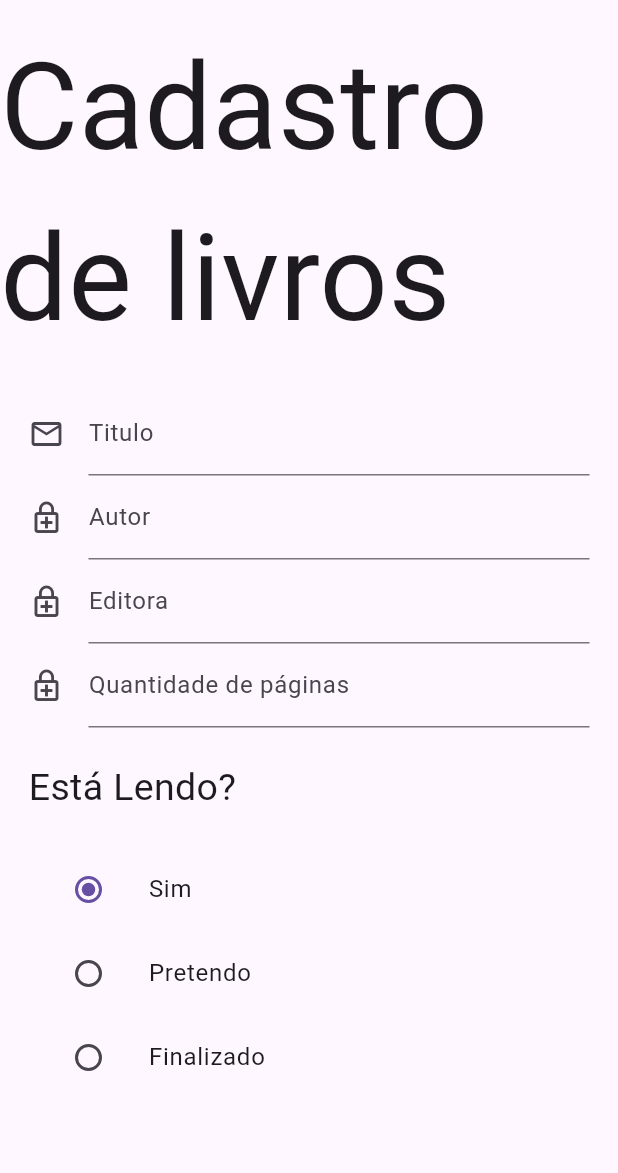
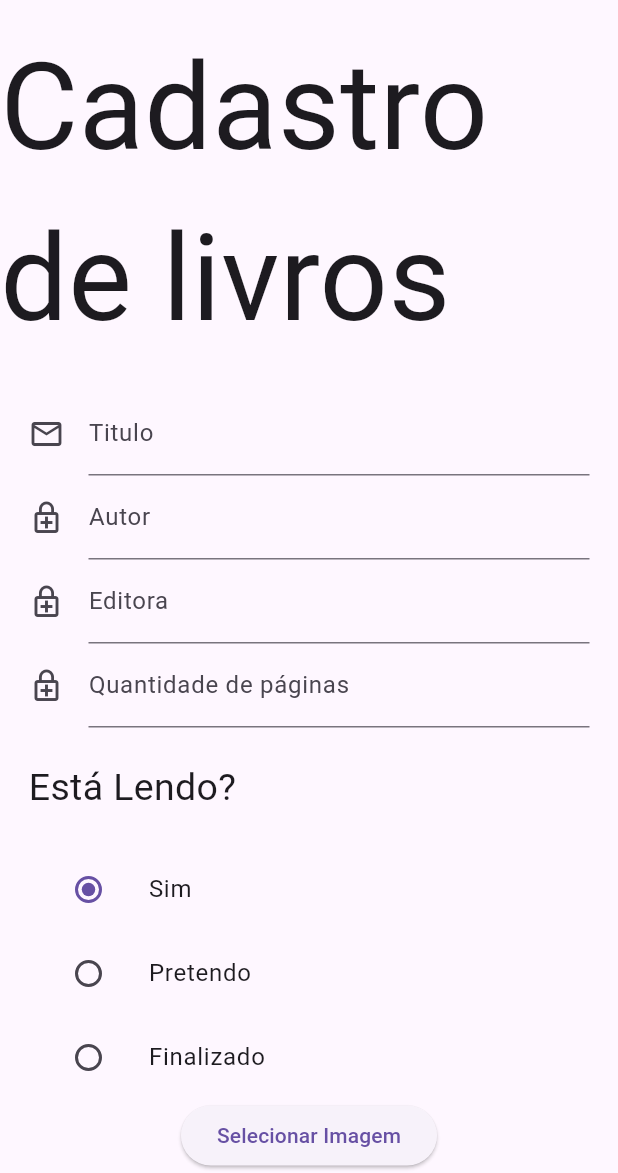
Before and after one commit to JPLoso/Trabalho-de-DSDM---3F-2024, a Flutter app: the homePage screen opened directly, after a tap on the "add" icon, on a phone screen of 412 x 824 dp, the part 63-1236 px from its top. Run offline on Flutter 3.47's test engine with Material 3 defaults, Android fonts, the phone set to English and light mode, and no system bars; our stand-ins replace image_picker, sqflite, sqflite_common_ffi; accounts and stored records are empty; Roboto replaces fonts that are missing (Raleway).

Commit message:
add no bd

```diff
--- a/flutter_application_1/lib/Model/usuarios.dart
+++ b/flutter_application_1/lib/Model/usuarios.dart
@@ -1,3 +1,5 @@
+import 'dart:typed_data';
+
 class usuario {
   int? id;
   final String email;
@@ -22,7 +24,7 @@ class livro {
   final String editora;
   final String paginas;
   final String opc;
-  final String imagem;
+  final Uint8List? imagem;
 
   livro(
       {this.id,
--- a/flutter_application_1/lib/database/dao/usuariosdao.dart
+++ b/flutter_application_1/lib/database/dao/usuariosdao.dart
@@ -1,3 +1,5 @@
+import 'dart:typed_data';
+
 import 'package:flutter_application_1/Model/usuarios.dart';
 import 'package:sqflite/sqflite.dart';
 import '../db.dart';
@@ -29,3 +31,23 @@ Future<bool> verificaUsuarioESenha(String email, String senha) async {
     return false;
   }
 }
+
+class DatabaseHelper {
+  // Método para inserir uma imagem no banco de dados
+  static Future<void> insertImage(Uint8List imageBytes) async {
+    // Obtém a instância do banco de dados
+    final db = await getDatabase();
+
+    // Insere os dados da imagem na tabela 'images'
+    await db.insert('images', {'image': imageBytes});
+  }
+
+  static Future<Uint8List?> getImage() async {
+    final db = await getDatabase();
+    final List<Map<String, dynamic>> maps = await db.query('livros');
+    if (maps.isNotEmpty) {
+      return maps.first['imagem'] as Uint8List?;
+    }
+    return null;
+  }
+}
--- a/flutter_application_1/lib/database/db.dart
+++ b/flutter_application_1/lib/database/db.dart
@@ -2,7 +2,7 @@ import 'package:path/path.dart';
 import 'package:sqflite/sqflite.dart';
 
 Future<Database> getDatabase() async {
-  String caminhoBanco = join(await getDatabasesPath(), 'usuarios3.db');
+  String caminhoBanco = join(await getDatabasesPath(), 'usuarios5.db');
 
   return openDatabase(
     caminhoBanco,
@@ -11,7 +11,7 @@ Future<Database> getDatabase() async {
       db.execute(
           'create table usuarios(id integer primary key AUTOINCREMENT, email text, Senha text)');
       db.execute(
-          'create table livros(id integer primary key AUTOINCREMENT, titulo text, autor text, editora text, paginas text, opc text, imagem text)');
+          'create table livros(id integer primary key AUTOINCREMENT, titulo text, autor text, editora text, paginas text, opc text, imagem BLOB )');
     },
   );
 }
--- a/flutter_application_1/lib/main.dart
+++ b/flutter_application_1/lib/main.dart
@@ -1,11 +1,13 @@
 import 'dart:io';
-
 import 'package:flutter/cupertino.dart';
 import 'package:flutter/material.dart';
 import 'package:flutter_application_1/Model/usuarios.dart';
 import 'package:flutter_application_1/database/dao/usuariosdao.dart';
 import 'package:flutter_application_1/database/db.dart';
+import 'package:image_picker/image_picker.dart';
 import 'package:sqflite_common_ffi/sqflite_ffi.dart';
+import 'package:path/path.dart';
+import 'dart:typed_data';
 
 void main() async {
   if (Platform.isWindows || Platform.isLinux) {
@@ -105,7 +107,7 @@ class _loginState extends State<login> {
   }
 }
 
-class Usuario extends StatelessWidget {
+class Usuario extends StatefulWidget {
   late String email;
   late String senha;
 
@@ -116,11 +118,16 @@ class Usuario extends StatelessWidget {
   }) : super(key: key);
 
   @override
+  State<Usuario> createState() => _UsuarioState();
+}
+
+class _UsuarioState extends State<Usuario> {
+  @override
   Widget build(BuildContext context) {
     return GridTile(
         child: ListTile(
-      title: Text(this.email),
-      subtitle: Text(this.senha),
+      title: Text(this.widget.email),
+      subtitle: Text(this.widget.senha),
     ));
   }
 }
@@ -218,17 +225,83 @@ class homePage extends StatefulWidget {
 }
 
 class _homePageState extends State<homePage> {
+  Uint8List? imagem;
   @override
+  void initState() {
+    super.initState();
+    _loadImage();
+  }
+
+  Future<void> _loadImage() async {
+    Uint8List? imageBytes = await DatabaseHelper.getImage();
+    setState(() {
+      imagem = imageBytes;
+    });
+  }
+
   Widget build(BuildContext context) {
     return Scaffold(
         appBar: AppBar(),
-        body: ElevatedButton(
-          onPressed: () {
-            Navigator.push(context,
-                MaterialPageRoute(builder: (context) => cadastroLivro()));
-          },
-          child: const Icon(Icons.add),
-        ));
+        body: ListView(children: [
+          Column(
+            children: [
+              Row(children: [
+                Title(
+                    color: Colors.black, child: Text("Minhas histórias/Lendo")),
+                Container(
+                  child: ElevatedButton(
+                    onPressed: () {
+                      // Ação ao pressionar o botão
+                      ScaffoldMessenger.of(context).showSnackBar(
+                        SnackBar(content: Text('Botão pressionado!')),
+                      );
+                    },
+                    style: ElevatedButton.styleFrom(
+                      shape: RoundedRectangleBorder(
+                        borderRadius: BorderRadius.circular(12),
+                      ),
+                      padding: EdgeInsets.all(16),
+                    ),
+                    child: imagem != null
+                        ? Image.memory(
+                            imagem!,
+                            height: 50,
+                            width: 50,
+                          )
+                        : Icon(Icons.image,
+                            size:
+                                50), // Exibe um ícone padrão se a imagem não estiver disponível
+                  ),
+                )
+              ]),
+              Row(
+                children: [
+                  Title(color: Colors.black, child: Text("Pretendo ler")),
+                  Container(
+                    height: 300,
+                  ),
+                ],
+              ),
+              Row(
+                children: [
+                  Title(
+                      color: Colors.black,
+                      child: Text("Histórias finalizadas")),
+                  Container(
+                    height: 300,
+                  ),
+                ],
+              ),
+            ],
+          ),
+          ElevatedButton(
+            onPressed: () {
+              Navigator.push(context,
+                  MaterialPageRoute(builder: (context) => cadastroLivro()));
+            },
+            child: const Icon(Icons.add),
+          ),
+        ]));
   }
 }
 
@@ -247,103 +320,9 @@ class _cadastroLivroState extends State<cadastroLivro> {
 
   String currentOption = options[0];
   List<XFile>? _mediaFileList;
-
-  void _setImageFileListFromFile(XFile? value) {
-    _mediaFileList = value == null ? null : <XFile>[value];
-  }
-
-  dynamic _pickImageError;
-  bool isVideo = false;
-
-  String? _retrieveDataError;
+  late Uint8List? imagem;
 
   final ImagePicker _picker = ImagePicker();
-  final TextEditingController maxWidthController = TextEditingController();
-
-  Future<void> _onImageButtonPressed(
-    ImageSource source, {
-    required BuildContext context,
-    bool isMultiImage = false,
-    bool isMedia = false,
-  }) async {
-    if (_controller != null) {
-      await _controller!.setVolume(0.0);
-    }
-    if (context.mounted) {
-      if (isVideo) {
-        final XFile? file = await _picker.pickVideo(
-            source: source, maxDuration: const Duration(seconds: 10));
-        await _playVideo(file);
-      } else if (isMultiImage) {
-        await _displayPickImageDialog(context, true, (double? maxWidth,
-            double? maxHeight, int? quality, int? limit) async {
-          try {
-            final List<XFile> pickedFileList = isMedia
-                ? await _picker.pickMultipleMedia(
-                    maxWidth: maxWidth,
-                    maxHeight: maxHeight,
-                    imageQuality: quality,
-                    limit: limit,
-                  )
-                : await _picker.pickMultiImage(
-                    maxWidth: maxWidth,
-                    maxHeight: maxHeight,
-                    imageQuality: quality,
-                    limit: limit,
-                  );
-            setState(() {
-              _mediaFileList = pickedFileList;
-            });
-          } catch (e) {
-            setState(() {
-              _pickImageError = e;
-            });
-          }
-        });
-      } else if (isMedia) {
-        await _displayPickImageDialog(context, false, (double? maxWidth,
-            double? maxHeight, int? quality, int? limit) async {
-          try {
-            final List<XFile> pickedFileList = <XFile>[];
-            final XFile? media = await _picker.pickMedia(
-              maxWidth: maxWidth,
-              maxHeight: maxHeight,
-              imageQuality: quality,
-            );
-            if (media != null) {
-              pickedFileList.add(media);
-              setState(() {
-                _mediaFileList = pickedFileList;
-              });
-            }
-          } catch (e) {
-            setState(() {
-              _pickImageError = e;
-            });
-          }
-        });
-      } else {
-        await _displayPickImageDialog(context, false, (double? maxWidth,
-            double? maxHeight, int? quality, int? limit) async {
-          try {
-            final XFile? pickedFile = await _picker.pickImage(
-              source: source,
-              maxWidth: maxWidth,
-              maxHeight: maxHeight,
-              imageQuality: quality,
-            );
-            setState(() {
-              _setImageFileListFromFile(pickedFile);
-            });
-          } catch (e) {
-            setState(() {
-              _pickImageError = e;
-            });
-          }
-        });
-      }
-    }
-  }
 
   @override
   Widget build(BuildContext context) {
@@ -361,25 +340,26 @@ class _cadastroLivroState extends State<cadastroLivro> {
           child: Column(
             children: [
               TextField(
+                  controller: cTitulo,
                   decoration: InputDecoration(
                       labelText: "Titulo",
                       icon: const Icon(Icons.email_outlined))),
               TextField(
-                obscureText: true,
+                controller: cAutor,
                 decoration: InputDecoration(
                   labelText: "Autor",
                   icon: Icon(Icons.enhanced_encryption_outlined),
                 ),
               ),
               TextField(
-                obscureText: true,
+                controller: cEditora,
                 decoration: InputDecoration(
                   labelText: "Editora",
                   icon: Icon(Icons.enhanced_encryption_outlined),
                 ),
               ),
               TextField(
-                obscureText: true,
+                controller: cPaginas,
                 decoration: InputDecoration(
                   labelText: "Quantidade de páginas",
                   icon: Icon(Icons.enhanced_encryption_outlined),
@@ -428,9 +408,36 @@ class _cadastroLivroState extends State<cadastroLivro> {
                   },
                 ),
               ),
+              ElevatedButton(
+                onPressed: () async {
+                  final XFile? imagem =
+                      await _picker.pickImage(source: ImageSource.gallery);
+                  if (imagem != null) {
+                    setState(() {
+                      _mediaFileList = [imagem];
+                    });
+                  }
+                },
+                child: Text('Selecionar Imagem'),
+              ),
+              if (_mediaFileList != null && _mediaFileList!.isNotEmpty)
+                Image.file(File(_mediaFileList![0].path)),
             ],
           ),
         ),
+        ElevatedButton(
+            onPressed: () async {
+              Navigator.of(context).pop();
+              Uint8List? imageBytes = imagem;
+              livro c = livro(
+                  titulo: cTitulo.text,
+                  autor: cAutor.text,
+                  editora: cEditora.text,
+                  paginas: cPaginas.text,
+                  opc: currentOption,
+                  imagem: imageBytes);
+            },
+            child: Text("Salvar"))
       ]),
     );
   }
--- a/flutter_application_1/pubspec.yaml
+++ b/flutter_application_1/pubspec.yaml
@@ -37,10 +37,11 @@ dependencies:
   # The following adds the Cupertino Icons font to your application.
   # Use with the CupertinoIcons class for iOS style icons.
   cupertino_icons: ^1.0.2
-  sqflite:
+  sqflite: ^2.0.0+4
   path:
+  path_provider: ^2.0.11
   sqflite_common_ffi: ^2.2.5
-image_picker: ^1.1.2
+  image_picker: ^1.1.2
 
 dev_dependencies:
   flutter_test:
```
Also changed, not shown: flutter_application_1/pubspec.lock, 7 other files.
